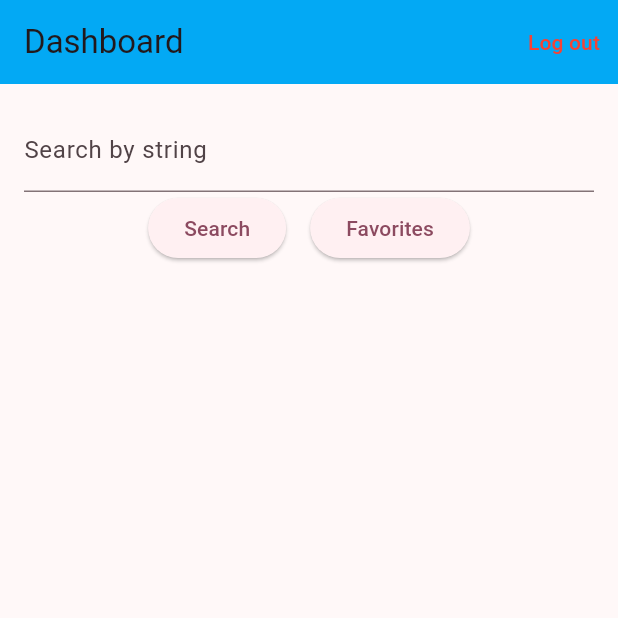
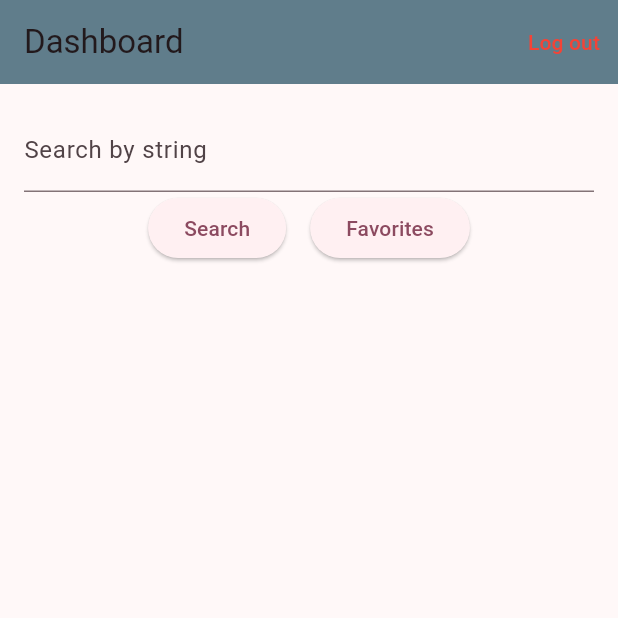
Before and after one commit to preaker81/Mobilt_java22_Jimmy_Karlsson_slutprojekt_Sprint_v_3, a Flutter app: the screen it shows after launch, after a tap on "Login", on a phone screen of 412 x 824 dp, the top half of it. Run offline on Flutter 3.47's test engine with Material 2 defaults, Android fonts, the phone set to English and light mode, and no system bars; our stand-ins replace cloud_firestore, firebase_core, shared_preferences; accounts and stored records are empty; network calls fail.

Commit message:
Added comments

```diff
--- a/lib/dashboard.dart
+++ b/lib/dashboard.dart
@@ -3,8 +3,9 @@ import 'package:mtg_companion/login.dart';
 import 'package:mtg_companion/search_result.dart';
 import 'package:shared_preferences/shared_preferences.dart';
 import 'package:mtg_companion/data/api_helper.dart';
-import 'package:mtg_companion/data/firestore_helper.dart'; // New import
+import 'package:mtg_companion/data/firestore_helper.dart';
 
+// DashboardScreen is a StatefulWidget to handle state changes
 class DashboardScreen extends StatefulWidget {
   const DashboardScreen({super.key});
 
@@ -12,15 +13,22 @@ class DashboardScreen extends StatefulWidget {
   _DashboardScreenState createState() => _DashboardScreenState();
 }
 
+// _DashboardScreenState is the mutable state for DashboardScreen
 class _DashboardScreenState extends State<DashboardScreen> {
+  // Controller for the search TextField
   final TextEditingController searchStringController = TextEditingController();
+
+  // Helpers for API and Firestore operations
   final apiHelper = ApiHelper();
-  final firestoreHelper = FirestoreHelper(); // New variable
+  final firestoreHelper = FirestoreHelper();
 
+  // Asynchronously handle logging out
   Future<void> _logout(BuildContext context) async {
+    // Retrieve SharedPreferences instance
     SharedPreferences prefs = await SharedPreferences.getInstance();
     await prefs.setBool('isLoggedIn', false);
 
+    // Navigate to LoginScreen and remove all other screens from the stack
     Navigator.pushAndRemoveUntil(
       context,
       MaterialPageRoute(builder: (context) => const LoginScreen()),
@@ -28,6 +36,7 @@ class _DashboardScreenState extends State<DashboardScreen> {
     );
   }
 
+  // Handle back press with custom logic
   Future<bool> _onWillPop(BuildContext context) async {
     SharedPreferences prefs = await SharedPreferences.getInstance();
     bool? isLoggedIn = prefs.getBool('isLoggedIn');
@@ -36,14 +45,15 @@ class _DashboardScreenState extends State<DashboardScreen> {
       ScaffoldMessenger.of(context).showSnackBar(
         const SnackBar(content: Text('You are already logged in.')),
       );
-      return false; // Cancel the pop operation
+      return false;
     }
-    return true; // Allow the pop operation
+    return true;
   }
 
   @override
   Widget build(BuildContext context) {
     return WillPopScope(
+      // Custom back press handling
       onWillPop: () => _onWillPop(context),
       child: Scaffold(
         appBar: AppBar(
@@ -63,25 +73,23 @@ class _DashboardScreenState extends State<DashboardScreen> {
         body: Padding(
           padding: const EdgeInsets.all(16.0),
           child: Column(
-            crossAxisAlignment:
-                CrossAxisAlignment.stretch, // Stretch to full width
+            crossAxisAlignment: CrossAxisAlignment.stretch,
             children: [
               TextField(
                 controller: searchStringController,
                 decoration:
                     const InputDecoration(labelText: 'Search by string'),
               ),
-              // Center the search and favorites buttons
               Row(
                 mainAxisAlignment: MainAxisAlignment.center,
                 children: [
                   ElevatedButton(
                     onPressed: () async {
+                      // Fetch cards from API
                       try {
                         final cards = await apiHelper.fetchCards(
                           searchString: searchStringController.text,
                         );
-
                         Navigator.push(
                           context,
                           MaterialPageRoute(
@@ -100,16 +108,17 @@ class _DashboardScreenState extends State<DashboardScreen> {
                     },
                     child: const Text('Search'),
                   ),
-                  SizedBox(width: 16),
+                  const SizedBox(width: 16),
                   ElevatedButton(
                     onPressed: () async {
+                      // Fetch favorite cards
                       SharedPreferences prefs =
                           await SharedPreferences.getInstance();
                       String? username = prefs.getString('username');
+
                       if (username != null) {
-                        // fetchFavoriteCards() fetches favorite cards for the user
-                        final favoriteCards = await FirestoreHelper()
-                            .fetchFavoriteCards(username);
+                        final favoriteCards =
+                            await firestoreHelper.fetchFavoriteCards(username);
 
                         if (favoriteCards.isEmpty) {
                           ScaffoldMessenger.of(context).showSnackBar(
@@ -121,16 +130,13 @@ class _DashboardScreenState extends State<DashboardScreen> {
                             context,
                             MaterialPageRoute(
                               builder: (context) => SearchResultScreen(
-                                cards: {
-                                  'data': favoriteCards
-                                }, // wrapping it in a Map
+                                cards: {'data': favoriteCards},
                                 isFavorites: true,
                               ),
                             ),
                           );
                         }
                       } else {
-                        // Handle user not found case, maybe by showing a SnackBar
                         ScaffoldMessenger.of(context).showSnackBar(
                           const SnackBar(content: Text('User not found')),
                         );
--- a/lib/login.dart
+++ b/lib/login.dart
@@ -2,14 +2,17 @@ import 'package:flutter/material.dart';
 import 'package:shared_preferences/shared_preferences.dart';
 import 'data/firestore_helper.dart';
 
+/// LoginScreen Widget - Represents the login screen.
 class LoginScreen extends StatefulWidget {
-  const LoginScreen({super.key});
+  const LoginScreen({Key? key}) : super(key: key);
 
   @override
   _LoginScreenState createState() => _LoginScreenState();
 }
 
+/// _LoginScreenState - Stateful logic for LoginScreen.
 class _LoginScreenState extends State<LoginScreen> {
+  // Controllers for text fields
   final TextEditingController _usernameController = TextEditingController();
   final TextEditingController _passwordController = TextEditingController();
 
@@ -19,7 +22,8 @@ class _LoginScreenState extends State<LoginScreen> {
     _checkLoggedInStatus();
   }
 
-  void _checkLoggedInStatus() async {
+  /// Check if the user is already logged in.
+  Future<void> _checkLoggedInStatus() async {
     SharedPreferences prefs = await SharedPreferences.getInstance();
     bool? isLoggedIn = prefs.getBool('isLoggedIn');
     if (isLoggedIn == true) {
@@ -27,7 +31,8 @@ class _LoginScreenState extends State<LoginScreen> {
     }
   }
 
-  void _login() async {
+  /// Login functionality.
+  Future<void> _login() async {
     String username = _usernameController.text;
     String password = _passwordController.text;
 
@@ -51,8 +56,7 @@ class _LoginScreenState extends State<LoginScreen> {
     return Scaffold(
       appBar: AppBar(title: const Text('Login')),
       body: OrientationBuilder(
-        builder: (context, orientation) {
-          return (orientation == Orientation.portrait)
+        builder: (context, orientation) => (orientation == Orientation.portrait)
             ? Column(
                 mainAxisAlignment: MainAxisAlignment.start,
                 crossAxisAlignment: CrossAxisAlignment.center,
@@ -64,12 +68,12 @@ class _LoginScreenState extends State<LoginScreen> {
                   crossAxisAlignment: CrossAxisAlignment.center,
                   children: _buildLoginUI(),
                 ),
-                );
-        },
+              ),
       ),
     );
   }
 
+  /// Build the UI components for login.
   List<Widget> _buildLoginUI() {
     return [
       Padding(
@@ -96,23 +100,14 @@ class _LoginScreenState extends State<LoginScreen> {
               onPressed: () {
                 Navigator.pushNamed(context, '/new_account');
               },
-              style: ElevatedButton.styleFrom(
-                shape: const RoundedRectangleBorder(
-                  borderRadius: BorderRadius.zero,
-                ),
-              ),
-              child:
-                  const Text('New User', style: TextStyle(color: Colors.black)),
+              child: const Text('New User'),
             ),
             ElevatedButton(
               onPressed: _login,
               style: ElevatedButton.styleFrom(
-                backgroundColor: Colors.green[800], // background
-                shape: const RoundedRectangleBorder(
-                  borderRadius: BorderRadius.zero,
+                backgroundColor: Colors.green[800],
               ),
-              ),
-              child: const Text('Login', style: TextStyle(color: Colors.black)),
+              child: const Text('Login'),
             ),
           ],
         ),
--- a/lib/main.dart
+++ b/lib/main.dart
@@ -1,38 +1,64 @@
+// Import required packages
 import 'package:firebase_core/firebase_core.dart';
 import 'package:flutter/material.dart';
 import 'package:mtg_companion/firebase_options.dart';
-import 'login.dart'; // import the login screen
-import 'new_account.dart'; // import the new account screen
-import 'dashboard.dart'; // import the dashboard screen
 
+// Import custom screens
+import 'login.dart'; // Login screen
+import 'new_account.dart'; // New Account screen
+import 'dashboard.dart'; // Dashboard screen
+
+/// The `main()` function serves as the entry point for the Flutter application.
+/// It initializes Firebase before running the app.
 void main() async {
+  // Ensures that the Flutter widgets library is properly initialized
   WidgetsFlutterBinding.ensureInitialized();
+
+  // Initialize Firebase
   await Firebase.initializeApp(
     options: DefaultFirebaseOptions.currentPlatform,
   );
+
+  // Run the application
   runApp(const MyApp());
 }
 
+/// `MyApp` is the root widget of the application.
+///
+/// This is a StatelessWidget, meaning it is immutable. It sets up routes and app-wide theme.
 class MyApp extends StatelessWidget {
+  // Constructor for MyApp widget
   const MyApp({super.key});
 
+  /// Builds the widget tree for `MyApp`.
   @override
   Widget build(BuildContext context) {
     return MaterialApp(
-      title: 'Mtg Companion',
+      title: 'Mtg Companion', // Title of the app
       debugShowCheckedModeBanner: false, // Remove debug banner
-      initialRoute: '/login', // Set the initial route as '/login'
+
+      // Set the initial route to login screen
+      initialRoute: '/login',
+
+      // Define routes and map them to corresponding screens
       routes: {
         '/login': (context) => const LoginScreen(),
         '/new_account': (context) => const NewAccountScreen(),
         '/dashboard': (context) => const DashboardScreen(),
       },
+
+      // Define the app-wide theme
       theme: ThemeData(
+        // Set the color scheme based on a seed color
         colorScheme: ColorScheme.fromSeed(seedColor: Colors.black),
+
+        // Configure the AppBar theme
         appBarTheme: const AppBarTheme(
-            backgroundColor:
-                Colors.lightBlue), // Set AppBar background to light blue
-        useMaterial3: true,
+          backgroundColor:
+              Colors.blueGrey, // Set AppBar background to light blue
+        ),
+
+        useMaterial3: true, // Use the Material 3 design system
       ),
     );
   }
```
Also changed, not shown: lib/card_view.dart (+51 -34 lines), lib/data/api_helper.dart (+11 -3 lines), lib/data/firestore_helper.dart (+47 -13 lines), lib/search_result.dart (+43 -16 lines). Lines whose indentation alone changed are shown as unchanged.
